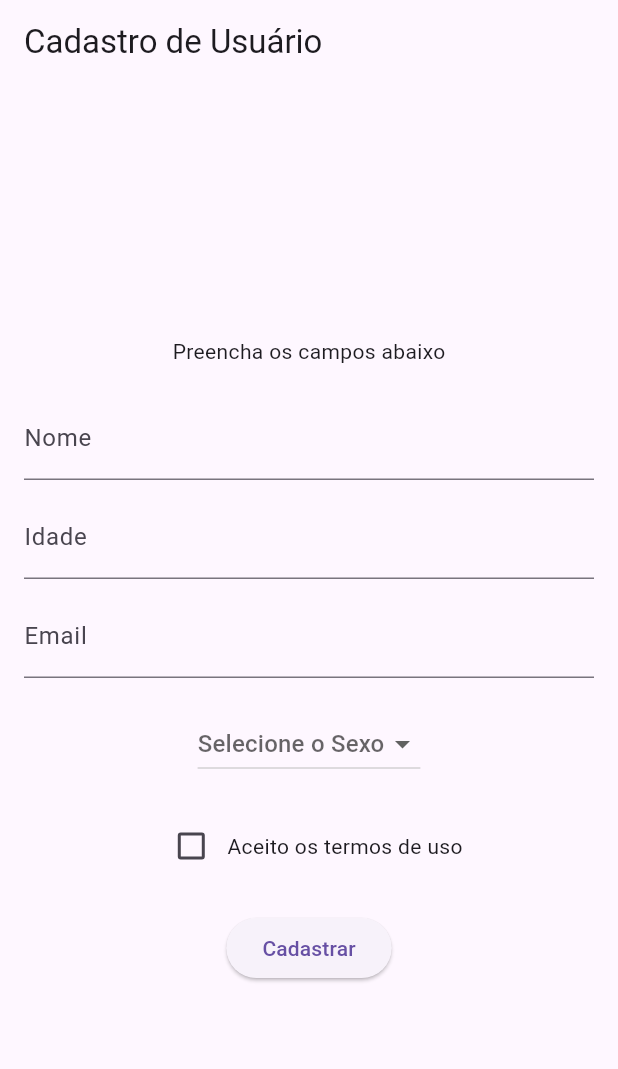
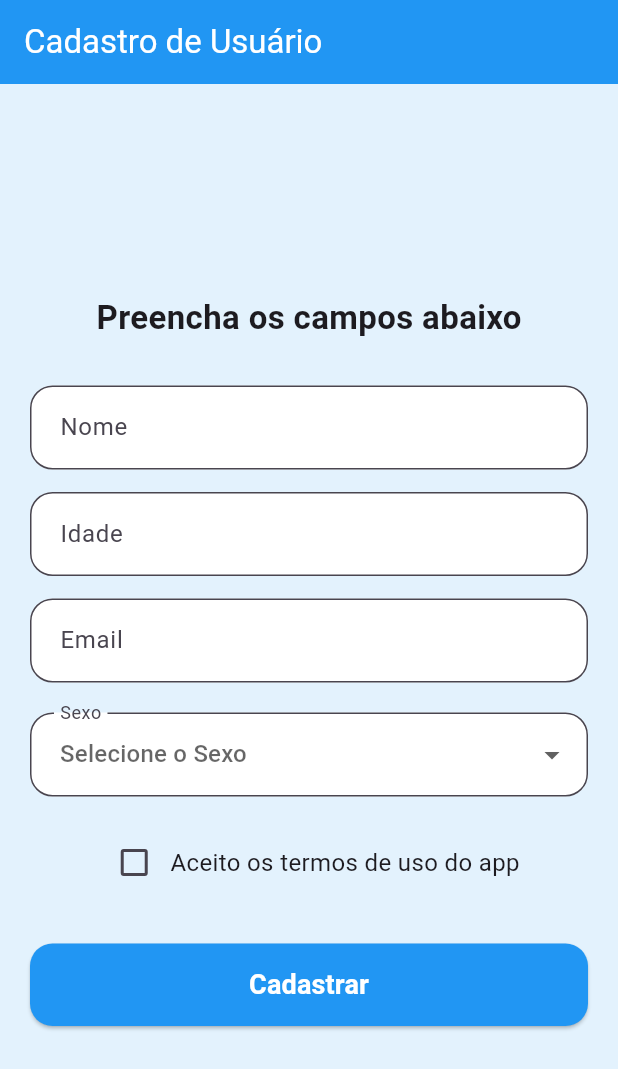
Before and after one commit to anthonytd2/DESENVOLVIMENTOMOBILE, a Flutter app: the screen it shows after launch, on a phone screen of 412 x 824 dp. Shown: the top 1069 px of the screen. Run offline on Flutter 3.47's test engine with Material 3 defaults, Android fonts, the phone set to English and light mode, and no system bars.

Commit message:
questão07

```diff
--- a/atividade02/lib/main.dart
+++ b/atividade02/lib/main.dart
@@ -113,38 +113,84 @@ class _TelaCadastroState extends State<TelaCadastro> {
   @override
   Widget build(BuildContext context) {
     return Scaffold(
+      backgroundColor: Colors.blue[50],
       appBar: AppBar(
         title: const Text("Cadastro de Usuário"),
+        backgroundColor: Colors.blue,
+        foregroundColor: Colors.white,
       ),
       body: Center(
+        child: SingleChildScrollView(
           child: Padding(
-          padding: const EdgeInsets.all(16.0),
+            padding: const EdgeInsets.all(20.0),
             child: Column(
               mainAxisAlignment: MainAxisAlignment.center,
               children: [
-              const Text("Preencha os campos abaixo"),
-              const SizedBox(height: 20),
+                const Text(
+                  "Preencha os campos abaixo",
+                  style: TextStyle(
+                    fontSize: 22,
+                    fontWeight: FontWeight.bold,
+                  ),
+                ),
+                const SizedBox(height: 30),
                 TextField(
                   controller: nomeController,
-                decoration: const InputDecoration(labelText: "Nome"),
                   textInputAction: TextInputAction.next,
+                  decoration: InputDecoration(
+                    labelText: "Nome",
+                    hintText: "Digite seu nome completo",
+                    contentPadding: const EdgeInsets.all(16.0),
+                    border: OutlineInputBorder(
+                      borderRadius: BorderRadius.circular(15.0),
                     ),
-              const SizedBox(height: 10),
+                    filled: true,
+                    fillColor: Colors.white,
+                  ),
+                ),
+                const SizedBox(height: 15),
                 TextField(
                   controller: idadeController,
-                decoration: const InputDecoration(labelText: "Idade"),
                   keyboardType: TextInputType.number,
                   textInputAction: TextInputAction.next,
+                  decoration: InputDecoration(
+                    labelText: "Idade",
+                    hintText: "Ex: 25",
+                    contentPadding: const EdgeInsets.all(16.0),
+                    border: OutlineInputBorder(
+                      borderRadius: BorderRadius.circular(15.0),
                     ),
-              const SizedBox(height: 10),
+                    filled: true,
+                    fillColor: Colors.white,
+                  ),
+                ),
+                const SizedBox(height: 15),
                 TextField(
                   controller: emailController,
-                decoration: const InputDecoration(labelText: "Email"),
                   keyboardType: TextInputType.emailAddress,
                   textInputAction: TextInputAction.done,
+                  decoration: InputDecoration(
+                    labelText: "Email",
+                    hintText: "exemplo@email.com",
+                    contentPadding: const EdgeInsets.all(16.0),
+                    border: OutlineInputBorder(
+                      borderRadius: BorderRadius.circular(15.0),
+                    ),
+                    filled: true,
+                    fillColor: Colors.white,
+                  ),
                 ),
                 const SizedBox(height: 20),
-              DropdownButton<String>(
+                DropdownButtonFormField<String>(
+                  decoration: InputDecoration(
+                    labelText: "Sexo",
+                    contentPadding: const EdgeInsets.all(16.0),
+                    border: OutlineInputBorder(
+                      borderRadius: BorderRadius.circular(15.0),
+                    ),
+                    filled: true,
+                    fillColor: Colors.white,
+                  ),
                   hint: const Text("Selecione o Sexo"),
                   value: sexoSelecionado,
                   items: const [
@@ -170,15 +216,33 @@ class _TelaCadastroState extends State<TelaCadastro> {
                         });
                       },
                     ),
-                  const Text("Aceito os termos de uso"),
+                    const Text(
+                      "Aceito os termos de uso do app",
+                      style: TextStyle(fontSize: 16),
+                    ),
                   ],
                 ),
-              const SizedBox(height: 20),
-              ElevatedButton(
+                const SizedBox(height: 30),
+                SizedBox(
+                  width: double.infinity,
+                  height: 55,
+                  child: ElevatedButton(
+                    style: ElevatedButton.styleFrom(
+                      backgroundColor: Colors.blue,
+                      foregroundColor: Colors.white,
+                      shape: RoundedRectangleBorder(
+                        borderRadius: BorderRadius.circular(15.0),
+                      ),
+                    ),
                     onPressed: _validarCampos,
-                child: const Text("Cadastrar"),
+                    child: const Text(
+                      "Cadastrar",
+                      style: TextStyle(fontSize: 18, fontWeight: FontWeight.bold),
+                    ),
+                  ),
                 ),
               ],
+            ),
           ),
         ),
       ),
@@ -205,27 +269,40 @@ class TelaConfirmacao extends StatelessWidget {
   @override
   Widget build(BuildContext context) {
     return Scaffold(
+      backgroundColor: Colors.blue[50],
       appBar: AppBar(
         title: const Text("Confirmação"),
+        backgroundColor: Colors.blue,
+        foregroundColor: Colors.white,
       ),
       body: Center(
         child: Column(
           mainAxisAlignment: MainAxisAlignment.center,
           children: [
-            Text("Nome: $nome"),
-            Text("Idade: $idade"),
-            Text("Email: $email"),
-            Text("Sexo: $sexo"),
-            Text("Termos aceitos: ${termosAceitos ? "Sim" : "Não"}"),
-            const SizedBox(height: 30),
+            Text("Nome: $nome", style: const TextStyle(fontSize: 18)),
+            Text("Idade: $idade", style: const TextStyle(fontSize: 18)),
+            Text("Email: $email", style: const TextStyle(fontSize: 18)),
+            Text("Sexo: $sexo", style: const TextStyle(fontSize: 18)),
+            Text("Termos aceitos: ${termosAceitos ? "Sim" : "Não"}", style: const TextStyle(fontSize: 18)),
+            const SizedBox(height: 40),
             ElevatedButton(
+              style: ElevatedButton.styleFrom(
+                backgroundColor: Colors.grey,
+                foregroundColor: Colors.white,
+                padding: const EdgeInsets.symmetric(horizontal: 40, vertical: 15),
+              ),
               onPressed: () {
                 Navigator.pop(context);
               },
               child: const Text("Voltar"),
             ),
-            const SizedBox(height: 10),
+            const SizedBox(height: 15),
             ElevatedButton(
+              style: ElevatedButton.styleFrom(
+                backgroundColor: Colors.blue,
+                foregroundColor: Colors.white,
+                padding: const EdgeInsets.symmetric(horizontal: 40, vertical: 15),
+              ),
               onPressed: () {
                 Navigator.pop(context);
               },
```
Lines whose indentation alone changed are shown as unchanged.
